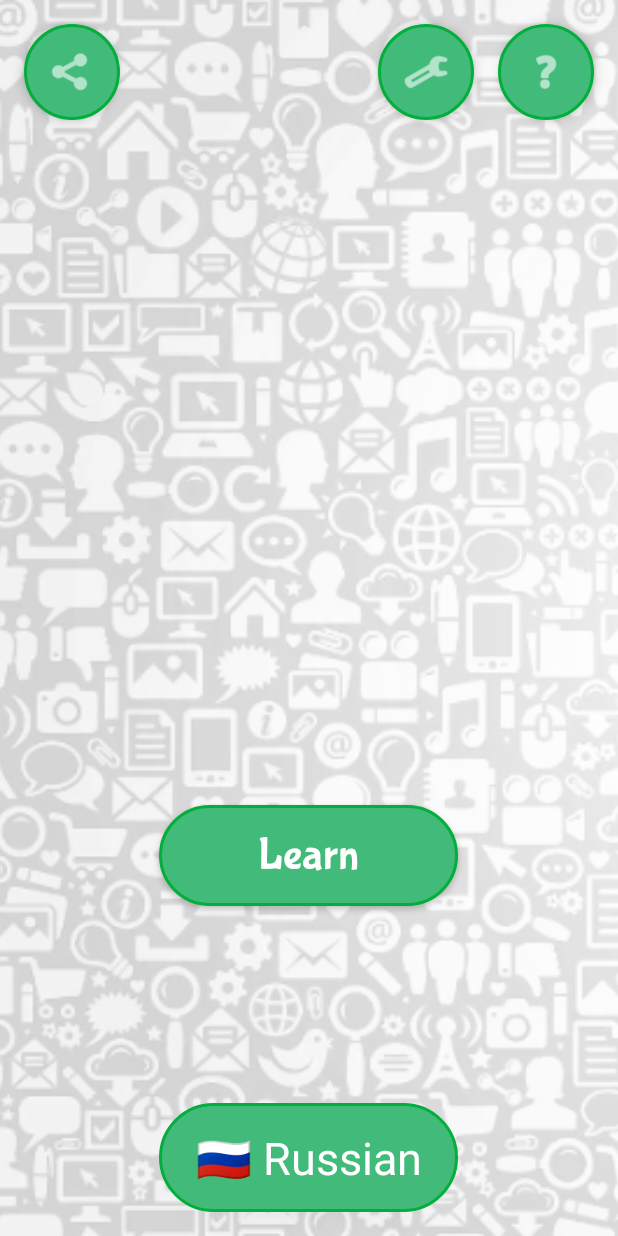
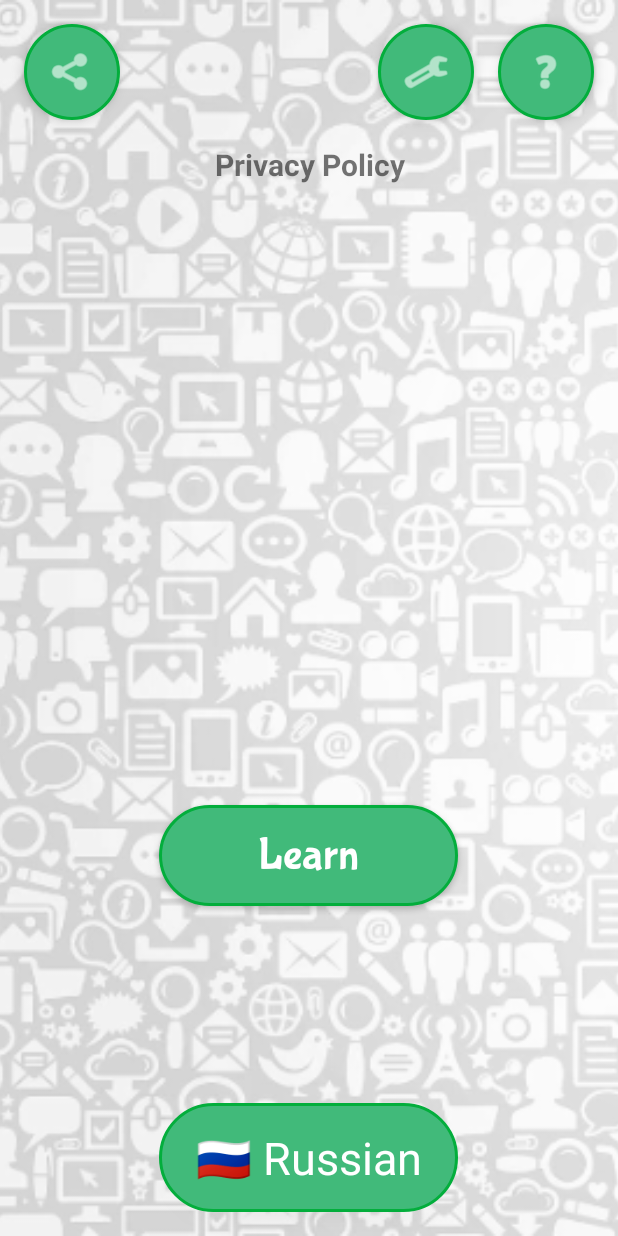
Before and after one commit to mihanic89/PhraseBook, an Android app: the screen it shows after launch (StartActivity), on a phone screen of 412 x 824 dp. Run offline under Robolectric (Android 15) with nearby library versions, the light colour scheme and no system bars; our stand-ins replace AdMob; libraries missing offline, so code that uses them is left out: android.support.text, com.github.paolorotolo.appintro; plain views replace EmojiAppCompatTextView; pictures from the network do not load; 2 statements that could not run were skipped.

Commit message:
before migrate to X

```diff
--- a/app/build.gradle
+++ b/app/build.gradle
@@ -10,14 +10,14 @@ ext {
 
 
 android {
-    compileSdkVersion 28
+    compileSdkVersion 29
     buildToolsVersion '28.0.3'
 
     defaultConfig {
         applicationId "xyz.yapapa.phrasebook"
         minSdkVersion 20
-        targetSdkVersion 28
-        versionCode 3
+        targetSdkVersion 29
+        versionCode 4
         versionName "1.02"
         testInstrumentationRunner "android.support.test.runner.AndroidJUnitRunner"
         multiDexEnabled true
--- a/app/src/main/java/xyz/yapapa/phrasebook/StartActivity.java
+++ b/app/src/main/java/xyz/yapapa/phrasebook/StartActivity.java
@@ -13,11 +13,13 @@ import android.preference.PreferenceManager;
 import android.support.v7.app.AlertDialog;
 import android.support.v7.app.AppCompatActivity;
 import android.os.Bundle;
+import android.text.method.LinkMovementMethod;
 import android.view.View;
 import android.widget.AdapterView;
 import android.widget.ArrayAdapter;
 import android.widget.ImageView;
 import android.widget.Spinner;
+import android.widget.TextView;
 
 
 import com.bumptech.glide.Priority;
@@ -140,6 +142,17 @@ public class StartActivity extends AppCompatActivity implements AdapterView.OnIt
                 .addTestDevice("4174C23AC2A2DAFD78A7C0F0DFB39F3E") //Samsung A50
                 .build();
         mAdView.loadAd(adRequest);
+
+        TextView txt;
+        txt=findViewById(R.id.textViewPolicy);
+        txt.setMovementMethod(LinkMovementMethod.getInstance());
+        txt.setOnClickListener(new View.OnClickListener() {
+            public void onClick(View v) {
+                Intent browserIntent = new Intent(Intent.ACTION_VIEW);
+                browserIntent.setData(Uri.parse("http://www.yapapa.xyz/private-policy-phrasebook/"));
+                startActivity(browserIntent);
+            }
+        });
 
 
     }
--- a/app/src/main/res/layout/activity_start.xml
+++ b/app/src/main/res/layout/activity_start.xml
@@ -11,10 +11,10 @@
         android:id="@+id/imageViewBackground"
         android:layout_width="match_parent"
         android:layout_height="match_parent"
-        android:scaleType="centerCrop"
         android:adjustViewBounds="true"
         android:contentDescription="Image"
-        android:gravity="center_horizontal"/>
+        android:gravity="center_horizontal"
+        android:scaleType="centerCrop" />
 
     <Button
         android:id="@+id/buttonLearn"
@@ -140,4 +140,18 @@
         android:visibility="visible"
         app:srcCompat="@android:drawable/ic_menu_preferences" />
 
+    <TextView
+        android:id="@+id/textViewPolicy"
+        android:layout_width="match_parent"
+        android:layout_height="wrap_content"
+        android:autoLink="web"
+        android:layout_gravity="center|bottom"
+        android:layout_below="@+id/imageButton3"
+        android:textAlignment="center"
+        android:textStyle="bold"
+        android:textSize="20dp"
+        android:layout_marginTop="@dimen/button_margin"
+        android:layout_marginBottom="10dp"
+        android:text="Privacy Policy" />
+
 </RelativeLayout>
```
